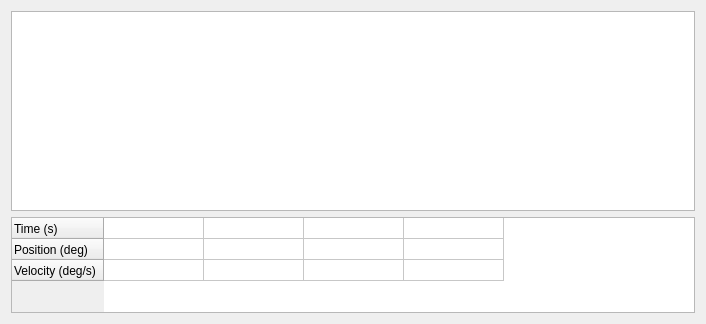
Above: march_rqt_gait_generator/resource/joint_setting.ui from project-march/ProjectMarch before the change. Below: the same form after it.
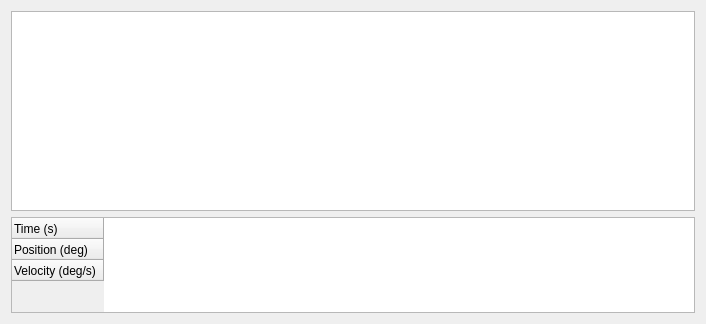
That is the form after the change. Custom widgets are drawn as their Qt base class.

Diff of the .ui file:
```diff
--- a/march_rqt_gait_generator/resource/joint_setting.ui
+++ b/march_rqt_gait_generator/resource/joint_setting.ui
@@ -98,26 +98,6 @@
        <string>Velocity (deg/s)</string>
       </property>
      </row>
-     <column>
-      <property name="text">
-       <string>1</string>
-      </property>
-     </column>
-     <column>
-      <property name="text">
-       <string>2</string>
-      </property>
-     </column>
-     <column>
-      <property name="text">
-       <string>3</string>
-      </property>
-     </column>
-     <column>
-      <property name="text">
-       <string>4</string>
-      </property>
-     </column>
     </widget>
    </item>
   </layout>
```
Left out of the diff: 3 changed lines with no effect on the pictures.
